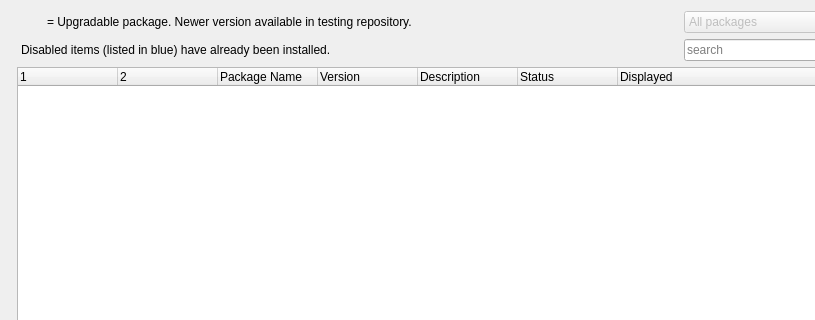
Above: mainwindow.ui from MX-Linux/mx-test-installer before the change; both pictures show x 0 to 815 and y 0 to 320 of the 942 by 532 pixel window. Below: the same form after it.
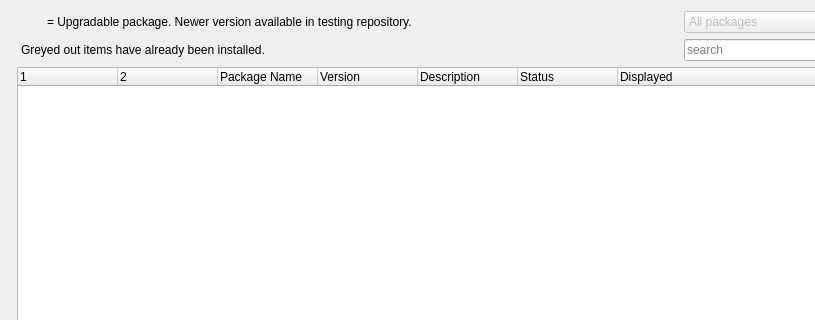
That is the form after the change. Icons and pictures are not drawn.

Patch:
```diff
--- a/mainwindow.ui
+++ b/mainwindow.ui
@@ -283,7 +283,7 @@
      <item row="2" column="1" colspan="4">
       <widget class="QLabel" name="label_2">
        <property name="text">
-        <string>Disabled items (listed in blue) have already been installed.</string>
+        <string>Greyed out items have already been installed.</string>
        </property>
        <property name="margin">
         <number>0</number>
```
